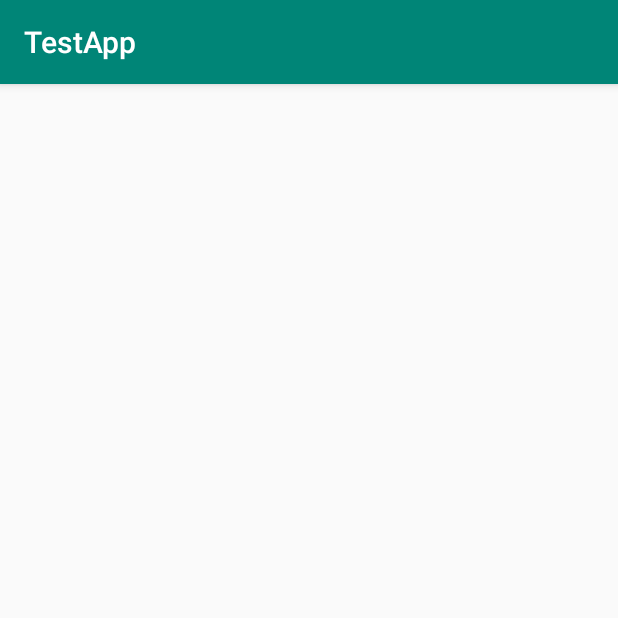
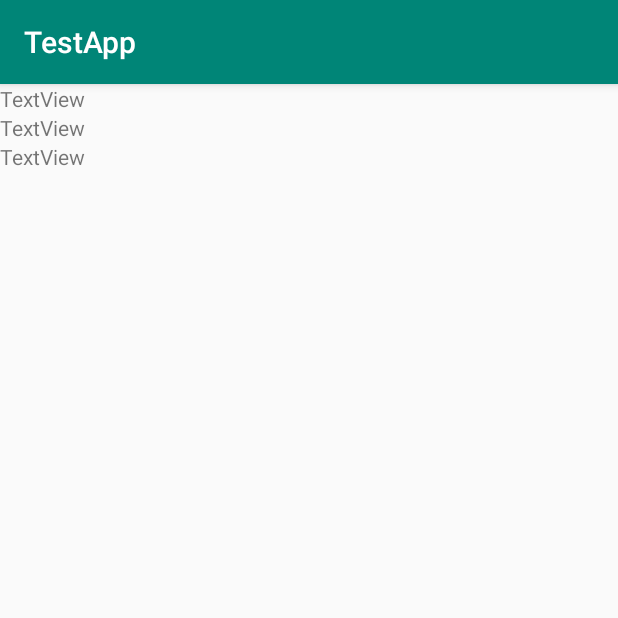
Before and after one commit to Shazam17/androidTestApp, an Android app: the fragment FragmentDetails shown on its own in the app's theme, on a phone screen of 412 x 824 dp, the top half of it. Run offline under Robolectric (Android 15) with nearby library versions, the phone set to English and light mode, and no system bars; 3 statements that could not run were skipped.

```diff
--- a/app/src/main/java/com/example/testapp/FragmentDetails.java
+++ b/app/src/main/java/com/example/testapp/FragmentDetails.java
@@ -4,6 +4,7 @@ import android.os.Bundle;
 import android.view.LayoutInflater;
 import android.view.View;
 import android.view.ViewGroup;
+import android.widget.TextView;
 
 import androidx.annotation.NonNull;
 import androidx.annotation.Nullable;
@@ -11,9 +12,32 @@ import androidx.fragment.app.Fragment;
 
 public class FragmentDetails extends Fragment {
 
+
+    private int pos;
+
+
+    @Override
+    public void onCreate(@Nullable Bundle savedInstanceState) {
+        super.onCreate(savedInstanceState);
+        pos = getArguments().getInt("pos");
+    }
+
     @Nullable
     @Override
     public View onCreateView(@NonNull LayoutInflater inflater, @Nullable ViewGroup container, @Nullable Bundle savedInstanceState) {
+
+
+
         return inflater.inflate(R.layout.details_frag, container,false);
     }
+
+    @Override
+    public void onViewCreated(@NonNull View view, @Nullable Bundle savedInstanceState) {
+        super.onViewCreated(view, savedInstanceState);
+
+        MainActivity activity = (MainActivity)getActivity();
+
+        TextView name = view.findViewById(R.id.name_details);
+        name.setText(activity.getRecipes().get(pos).getName());
+    }
 }
--- a/app/src/main/java/com/example/testapp/MainActivity.java
+++ b/app/src/main/java/com/example/testapp/MainActivity.java
@@ -87,6 +87,8 @@ public class MainActivity extends AppCompatActivity {
                     fragmentList = new FragmentList();
                     FragmentTransaction transaction = getSupportFragmentManager().beginTransaction();
                     transaction.replace(R.id.container,fragmentList);
+                    transaction.addToBackStack(null);
+
                     transaction.commit();
 
                 }else{
--- a/app/src/main/java/com/example/testapp/OnItemClick.java
+++ /dev/null
@@ -1,5 +0,0 @@
-package com.example.testapp;
-
-public interface OnItemClick {
-    void onItemClick();
-}
--- a/app/src/main/java/com/example/testapp/recipe.java
+++ b/app/src/main/java/com/example/testapp/recipe.java
@@ -54,4 +54,8 @@ public class recipe {
         return description;
     }
 
+    UUID getUUID(){
+        return this.uuid;
+    }
+
 }
--- a/app/src/main/res/layout/details_frag.xml
+++ b/app/src/main/res/layout/details_frag.xml
@@ -5,4 +5,21 @@
     android:layout_width="match_parent"
     android:layout_height="match_parent">
 
+    <TextView
+        android:id="@+id/name_details"
+        android:layout_width="match_parent"
+        android:layout_height="wrap_content"
+        android:text="TextView" />
+
+    <TextView
+        android:id="@+id/desc_details"
+        android:layout_width="match_parent"
+        android:layout_height="wrap_content"
+        android:text="TextView" />
+
+    <TextView
+        android:id="@+id/instruction_details"
+        android:layout_width="match_parent"
+        android:layout_height="wrap_content"
+        android:text="TextView" />
 </LinearLayout>
```
Also changed, not shown: app/src/main/java/com/example/testapp/FragmentList.java (+27 -1 lines), app/src/main/java/com/example/testapp/RecipeAdapter.java (+22 -3 lines).
